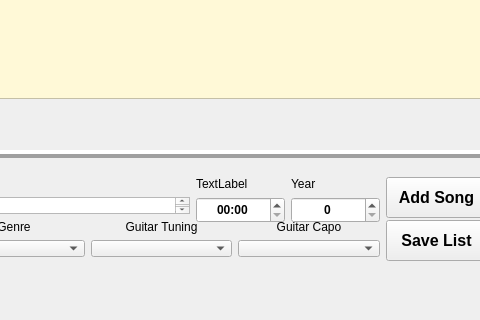
Old version of the form RepertoireGUI/RepertoireGUI.ui in the repository mhughes30/RepertoireGUI; both pictures show x 463 to 943 and y 304 to 624 of the 1068 by 624 pixel window.
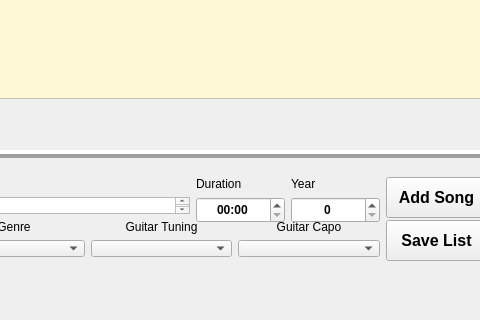
New version of the form.

Diff of the .ui file:
```diff
--- a/RepertoireGUI/RepertoireGUI.ui
+++ b/RepertoireGUI/RepertoireGUI.ui
@@ -169,7 +169,7 @@
     <enum>Qt::Horizontal</enum>
    </property>
   </widget>
-  <widget class="QWidget" name="">
+  <widget class="QWidget" name="layoutWidget">
    <property name="geometry">
     <rect>
      <x>100</x>
@@ -271,7 +271,7 @@
           <item>
            <widget class="QLabel" name="labelDuration">
             <property name="text">
-             <string>TextLabel</string>
+             <string>Duration</string>
             </property>
            </widget>
           </item>
```
